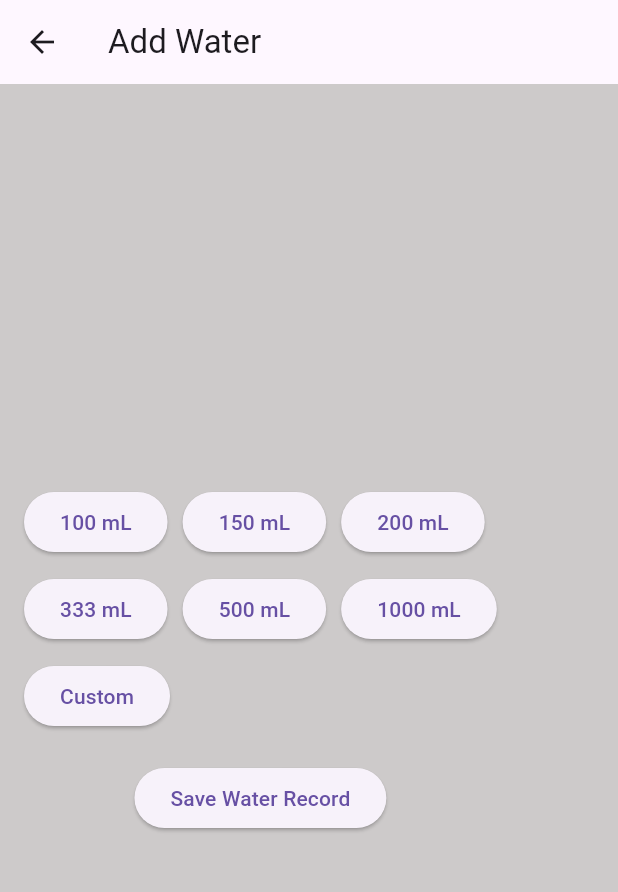
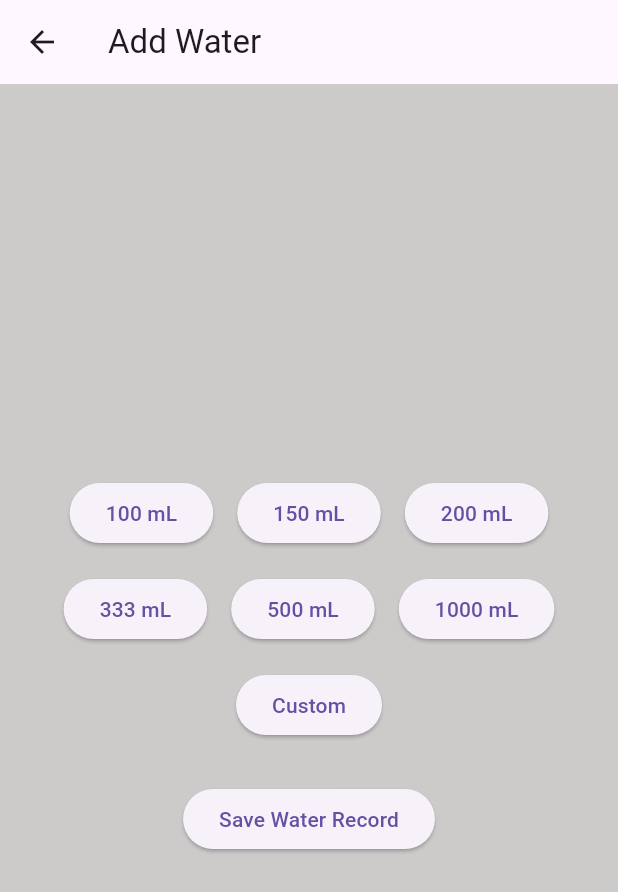
Before and after one commit to Oni67/WaterUp, a Flutter app: the AddWaterScreen screen opened directly with empty values, on a phone screen of 412 x 824 dp. Shown: the top 892 px of the screen. Run offline on Flutter 3.47's test engine with Material 3 defaults, Android fonts, the phone set to English and light mode, and no system bars; our stand-ins replace cloud_firestore, firebase_auth, firebase_core, fl_chart; accounts and stored records are empty.

Commit message:
Fixed the Button layout to add water

```diff
--- a/waterup/lib/backend/AddWaterPage.dart
+++ b/waterup/lib/backend/AddWaterPage.dart
@@ -79,7 +79,8 @@ class _AddWaterScreenState extends State<AddWaterScreen> {
       });
 
       if (widget.transactionData != null) {
-        selectedWaterAmount = widget.transactionData!['Quantidade de água (mL)'];
+        selectedWaterAmount =
+            widget.transactionData!['Quantidade de água (mL)'];
       }
 
       update = widget.control;
@@ -161,7 +162,9 @@ class _AddWaterScreenState extends State<AddWaterScreen> {
               onPressed: () {
                 Navigator.pushReplacement(
                   context,
-                      MaterialPageRoute(builder: (context) => const NavigationExample(initialPageIndex: 1)),
+                  MaterialPageRoute(
+                      builder: (context) =>
+                          const NavigationExample(initialPageIndex: 1)),
                 );
               },
               child: const Text('OK'),
@@ -177,7 +180,6 @@ class _AddWaterScreenState extends State<AddWaterScreen> {
       errorValueMessage = error;
     });
   }
-
 
 @override
 Widget build(BuildContext context) {
@@ -196,17 +198,48 @@ class _AddWaterScreenState extends State<AddWaterScreen> {
               errorValueMessage,
               style: const TextStyle(color: Colors.red),
             ),
-            Wrap(
-              spacing: 10.0,
-              runSpacing: 10.0,
+          Column(
             children: [
-                _buildWaterButton('100'),
-                _buildWaterButton('150'),
-                _buildWaterButton('200'),
-                _buildWaterButton('333'),
-                _buildWaterButton('500'),
-                _buildWaterButton('1000'),
-                ElevatedButton(
+              Row(
+                mainAxisAlignment: MainAxisAlignment.center,
+                children: [
+                  Padding(
+                    padding: const EdgeInsets.all(8.0),
+                    child: _buildWaterButton('100'),
+                  ),
+                  Padding(
+                    padding: const EdgeInsets.all(8.0),
+                    child: _buildWaterButton('150'),
+                  ),
+                  Padding(
+                    padding: const EdgeInsets.all(8.0),
+                    child: _buildWaterButton('200'),
+                  ),
+                ],
+              ),
+              Row(
+                mainAxisAlignment: MainAxisAlignment.center,
+                children: [
+                  Padding(
+                    padding: const EdgeInsets.all(8.0),
+                    child: _buildWaterButton('333'),
+                  ),
+                  Padding(
+                    padding: const EdgeInsets.all(8.0),
+                    child: _buildWaterButton('500'),
+                  ),
+                  Padding(
+                    padding: const EdgeInsets.all(8.0),
+                    child: _buildWaterButton('1000'),
+                  ),
+                ],
+              ),
+              Row(
+                mainAxisAlignment: MainAxisAlignment.center,
+                children: [
+                  Padding(
+                    padding: const EdgeInsets.all(8.0),
+                    child: ElevatedButton(
                       onPressed: () async {
                         String? customAmount = await showDialog<String>(
                           context: context,
@@ -244,6 +277,9 @@ class _AddWaterScreenState extends State<AddWaterScreen> {
                       ),
                       child: const Text('Custom'),
                     ),
+                  ),
+                ],
+              ),
             ],
           ),
           const SizedBox(height: 20),
@@ -263,6 +299,7 @@ class _AddWaterScreenState extends State<AddWaterScreen> {
   );
 }
 
+
   Widget _buildWaterButton(String amount) {
     return ElevatedButton(
       onPressed: () {
@@ -272,7 +309,9 @@ class _AddWaterScreenState extends State<AddWaterScreen> {
         });
       },
       style: ElevatedButton.styleFrom(
-        backgroundColor: selectedWaterAmount == amount && !isCustomSelected ? Colors.grey : null,
+        backgroundColor: selectedWaterAmount == amount && !isCustomSelected
+            ? Colors.grey
+            : null,
       ),
       child: Text('$amount mL'),
     );
```
Lines whose indentation alone changed are shown as unchanged.
